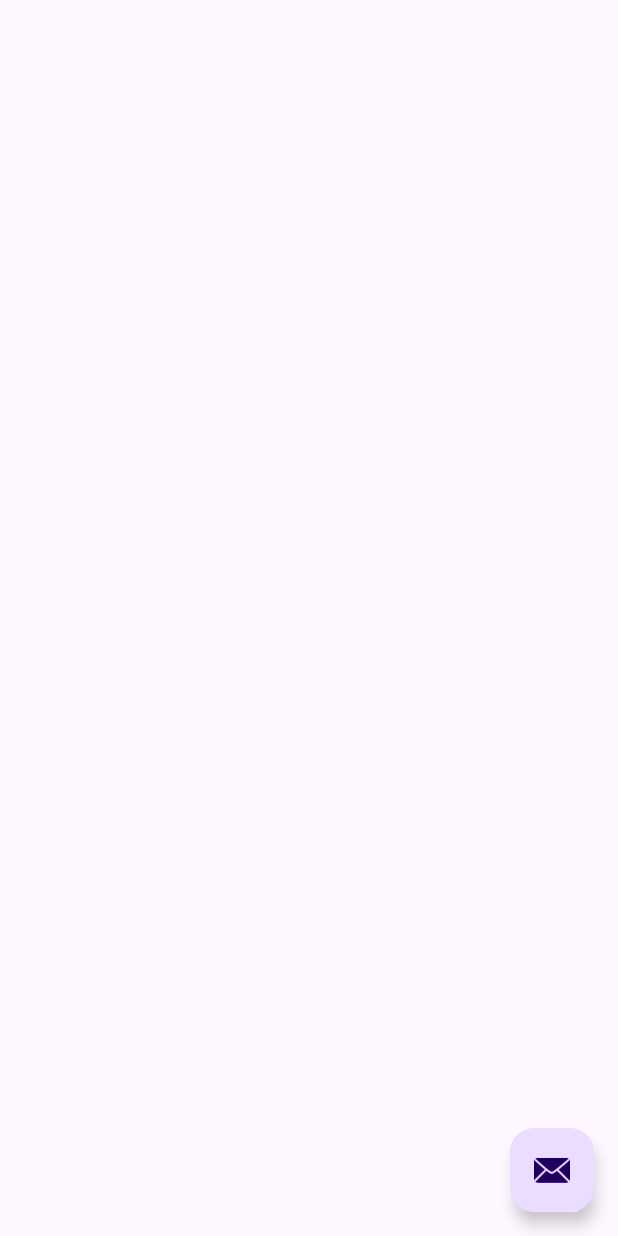
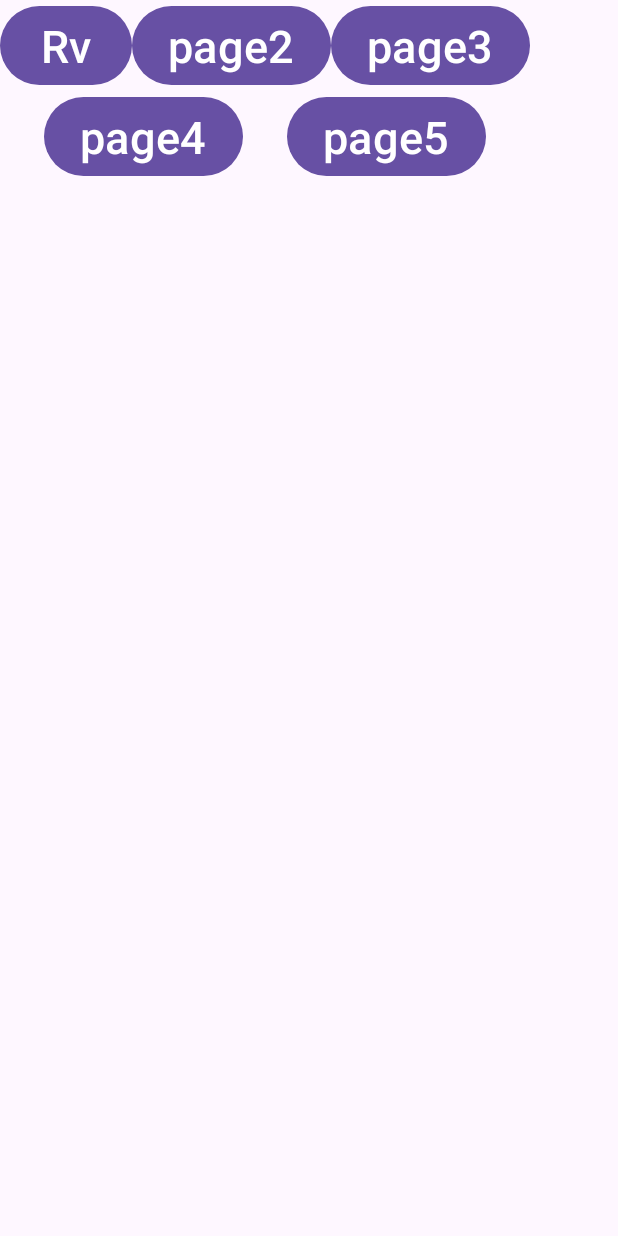
Before and after one commit to songzhw/KAE-to-ViewBinding, an Android app: the screen it shows after launch (MainActivity), on a phone screen of 412 x 824 dp. Run offline under Robolectric (Android 15) with nearby library versions, the phone set to English and light mode, and no system bars.

Commit message:
demo of actv

```diff
--- a/demo/KAE_Converter1/app/src/main/AndroidManifest.xml
+++ b/demo/KAE_Converter1/app/src/main/AndroidManifest.xml
@@ -23,6 +23,8 @@
                 <category android:name="android.intent.category.LAUNCHER" />
             </intent-filter>
         </activity>
+
+        <activity android:name=".RvPage"/>
     </application>
 
 
--- a/demo/KAE_Converter1/app/src/main/java/ca/six/demo/kae_converter1/MainActivity.kt
+++ b/demo/KAE_Converter1/app/src/main/java/ca/six/demo/kae_converter1/MainActivity.kt
@@ -4,11 +4,15 @@ import android.os.Bundle
 import androidx.appcompat.app.AppCompatActivity
 import android.view.Menu
 import android.view.MenuItem
+import ca.six.demo.kae_converter1.extensions.nav
+import kotlinx.android.synthetic.main.activity_main.btn1
 
 class MainActivity : AppCompatActivity(R.layout.activity_main) {
 
     override fun onCreate(savedInstanceState: Bundle?) {
         super.onCreate(savedInstanceState)
+        btn1.text = "Rv"
+        btn1.setOnClickListener { nav<RvPage>() }
     }
 
     override fun onCreateOptionsMenu(menu: Menu): Boolean {
--- a/demo/KAE_Converter1/app/src/main/res/layout/activity_main.xml
+++ b/demo/KAE_Converter1/app/src/main/res/layout/activity_main.xml
@@ -1,33 +1,41 @@
 <?xml version="1.0" encoding="utf-8"?>
-<androidx.coordinatorlayout.widget.CoordinatorLayout xmlns:android="http://schemas.android.com/apk/res/android"
-    xmlns:app="http://schemas.android.com/apk/res-auto"
-    xmlns:tools="http://schemas.android.com/tools"
-    android:layout_width="match_parent"
-    android:layout_height="match_parent"
-    android:fitsSystemWindows="true"
-    tools:context=".MainActivity">
+<androidx.constraintlayout.widget.ConstraintLayout xmlns:android="http://schemas.android.com/apk/res/android"
+    xmlns:app="http://schemas.android.com/apk/res-auto" xmlns:tools="http://schemas.android.com/tools"
+    android:layout_width="match_parent" android:layout_height="match_parent"
+    android:fitsSystemWindows="true" tools:context=".MainActivity"
+    tools:ignore="MissingConstraints">
 
-    <com.google.android.material.appbar.AppBarLayout
-        android:layout_width="match_parent"
-        android:layout_height="wrap_content"
-        android:fitsSystemWindows="true">
+    <androidx.constraintlayout.helper.widget.Flow
+        android:id="@+id/flowHome"
+        android:layout_width="0dp" android:layout_height="wrap_content"
+        app:layout_constraintLeft_toLeftOf="parent" app:layout_constraintTop_toTopOf="parent"
+        app:flow_wrapMode="chain" app:flow_horizontalStyle="spread"
+        app:constraint_referenced_ids="btn1,btn2,btn3,btn4,btn5"
+        />
 
-        <com.google.android.material.appbar.MaterialToolbar
-            android:id="@+id/toolbar"
-            android:layout_width="match_parent"
-            android:layout_height="?attr/actionBarSize" />
+    <Button android:id="@+id/btn1"
+        android:layout_width="wrap_content" android:layout_height="wrap_content"
+        android:text="page1" android:textSize="30dp" android:textAllCaps="false"
+        />
 
-    </com.google.android.material.appbar.AppBarLayout>
+    <Button android:id="@+id/btn2"
+        android:layout_width="wrap_content" android:layout_height="wrap_content"
+        android:text="page2" android:textSize="30dp" android:textAllCaps="false"
+        />
 
-    <include layout="@layout/content_main" />
+    <Button android:id="@+id/btn3"
+        android:layout_width="wrap_content" android:layout_height="wrap_content"
+        android:text="page3" android:textSize="30dp" android:textAllCaps="false"
+        />
 
-    <com.google.android.material.floatingactionbutton.FloatingActionButton
-        android:id="@+id/fab"
-        android:layout_width="wrap_content"
-        android:layout_height="wrap_content"
-        android:layout_gravity="bottom|end"
-        android:layout_marginEnd="@dimen/fab_margin"
-        android:layout_marginBottom="16dp"
-        app:srcCompat="@android:drawable/ic_dialog_email" />
+    <Button android:id="@+id/btn4"
+        android:layout_width="wrap_content" android:layout_height="wrap_content"
+        android:text="page4" android:textSize="30dp" android:textAllCaps="false"
+        />
 
-</androidx.coordinatorlayout.widget.CoordinatorLayout>
+    <Button android:id="@+id/btn5"
+        android:layout_width="wrap_content" android:layout_height="wrap_content"
+        android:text="page5" android:textSize="30dp" android:textAllCaps="false"
+        />
+
+</androidx.constraintlayout.widget.ConstraintLayout>
```
Also changed, not shown: demo/KAE_Converter1/app/build.gradle (+18 -11 lines), demo/KAE_Converter1/app/src/main/java/ca/six/demo/kae_converter1/RvPage.kt (added, +37 -0 lines), demo/KAE_Converter1/app/src/main/java/ca/six/demo/kae_converter1/extensions/ActivityExt.kt (added, +12 -0 lines), demo/KAE_Converter1/app/src/main/java/ca/six/demo/kae_converter1/rv/one/OneAdapter.kt (added, +40 -0 lines), demo/KAE_Converter1/app/src/main/java/ca/six/demo/kae_converter1/rv/one/OneLoopAdapter.kt (added, +39 -0 lines), demo/KAE_Converter1/app/src/main/java/ca/six/demo/kae_converter1/rv/one/RvViewHolder.kt (added, +82 -0 lines), demo/KAE_Converter1/app/src/main/res/layout/actv_rv.xml (added, +24 -0 lines), demo/KAE_Converter1/app/src/main/res/layout/item_parallax_iv.xml (added, +20 -0 lines), demo/KAE_Converter1/app/src/main/res/drawable-xxhdpi/wallpaper01.jpg (added), demo/KAE_Converter1/app/src/main/res/drawable-xxhdpi/wallpaper02.jpg (added), demo/KAE_Converter1/app/src/main/res/drawable-xxhdpi/wallpaper03.jpg (added), demo/KAE_Converter1/app/src/main/res/drawable-xxhdpi/wallpaper04.jpg (added).
